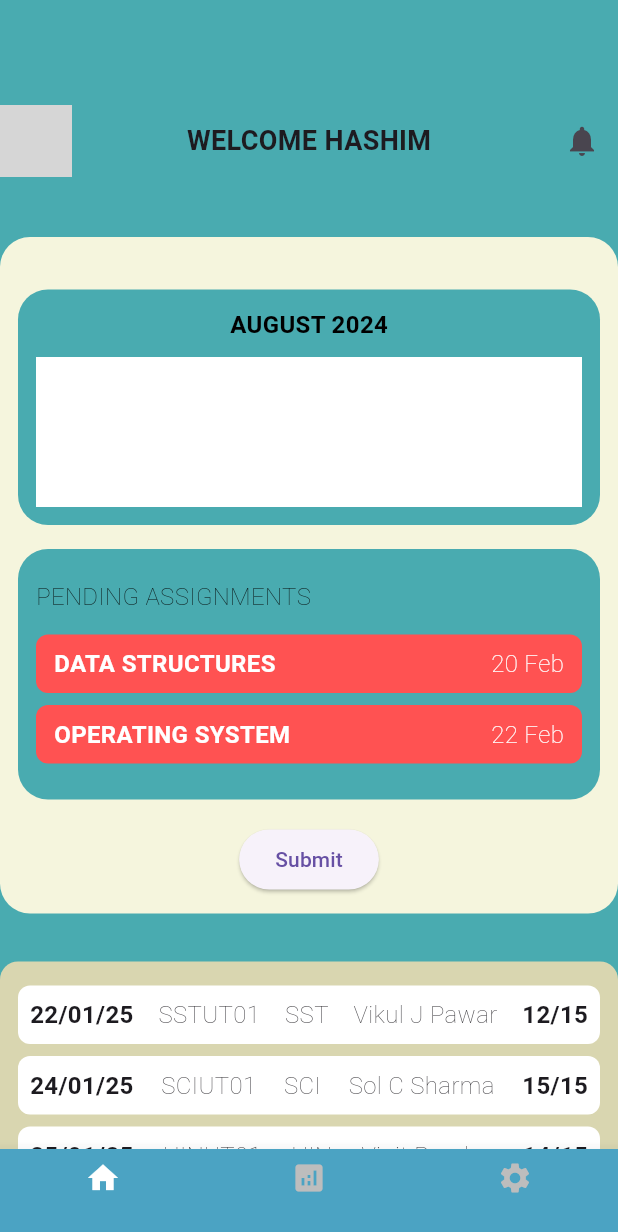
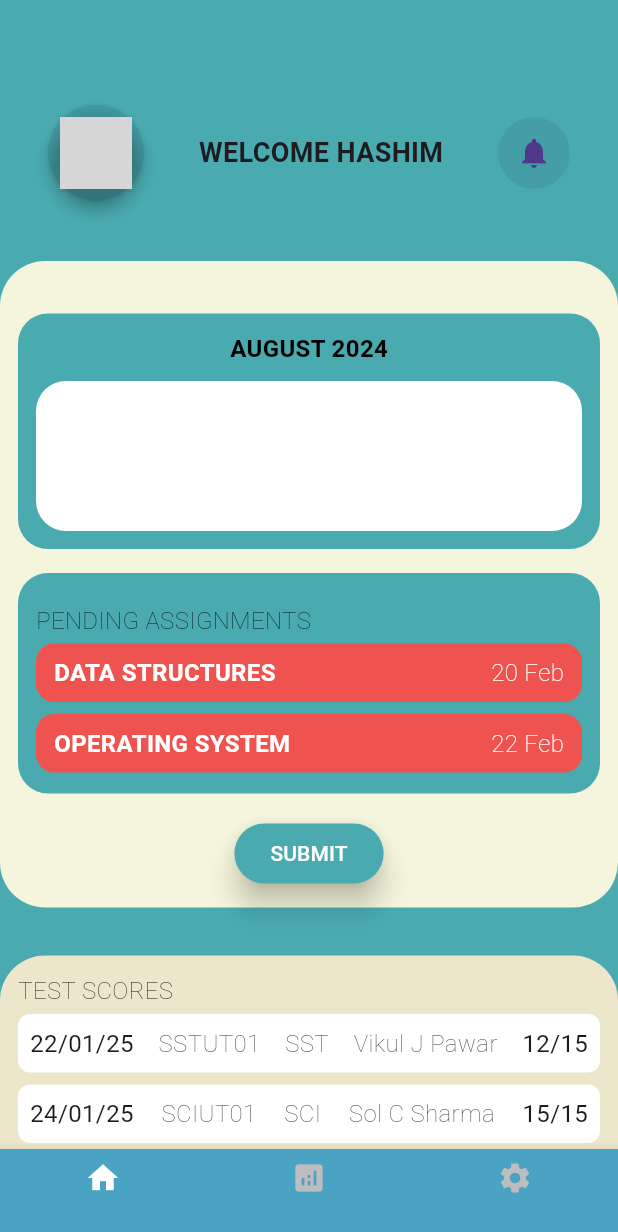
Before and after one commit to ayanfarooque/gdgsc-25, a Flutter app: the screen it shows after launch, on a phone screen of 412 x 824 dp. Shown: the top 1232 px of the screen. Run offline on Flutter 3.47's test engine with Material 3 defaults, Android fonts, the light colour scheme and no system bars; Roboto replaces fonts that are missing (CustomFont); grey boxes are pictures that could not be loaded.

Commit message:
home page

```diff
--- /dev/null
+++ b/mobile_app/lib/assets/components/header.dart
@@ -0,0 +1,61 @@
+import 'package:flutter/material.dart';
+
+class Header extends StatelessWidget {
+  final VoidCallback onProfileTap;
+  final VoidCallback onNotificationTap;
+  final String profileImage;
+  final String welcomeText;
+
+  const Header({
+    super.key,
+    required this.onProfileTap,
+    required this.onNotificationTap,
+    required this.profileImage,
+    required this.welcomeText,
+  });
+
+  @override
+  Widget build(BuildContext context) {
+    return Padding(
+      padding: const EdgeInsets.fromLTRB(0.0, 70.0, 0.0, 0.0),
+      child: Column(
+        crossAxisAlignment: CrossAxisAlignment.start,
+        children: [
+          Padding(
+            padding: const EdgeInsets.symmetric(horizontal: 16.0),
+            child: Row(
+              mainAxisAlignment: MainAxisAlignment.spaceBetween,
+              children: [
+                ElevatedButton(
+                  onPressed: onProfileTap,
+                  style: ElevatedButton.styleFrom(
+                    shape: const CircleBorder(),
+                    padding: const EdgeInsets.all(8.0),
+                    backgroundColor: const Color.fromARGB(26, 33, 41, 79),
+                    elevation: 4,
+                  ),
+                  child: CircleAvatar(
+                    radius: 24,
+                    backgroundImage: AssetImage(profileImage),
+                  ),
+                ),
+                Text(
+                  welcomeText,
+                  style: const TextStyle(fontSize: 18, fontWeight: FontWeight.bold),
+                ),
+                CircleAvatar(
+                  radius: 24,
+                  backgroundColor: const Color.fromARGB(26, 33, 41, 79),
+                  child: IconButton(
+                    icon: const Icon(Icons.notifications),
+                    onPressed: onNotificationTap,
+                  ),
+                ),
+              ],
+            ),
+          ),
+        ],
+      ),
+    );
+  }
+}
--- a/mobile_app/lib/assets/pages/home.dart
+++ b/mobile_app/lib/assets/pages/home.dart
@@ -1,4 +1,5 @@
 import 'package:flutter/material.dart';
+import '../components/header.dart';
 //import 'package:fl_chart/fl_chart.dart';
 
 class HomePage extends StatelessWidget {
@@ -11,42 +12,40 @@ class HomePage extends StatelessWidget {
           const Color.fromARGB(255, 73, 171, 176), // Background color
       body: SingleChildScrollView(
         child: Padding(
-          padding: const EdgeInsets.fromLTRB(0.0, 70.0, 0.0, 0.0),
+          padding: const EdgeInsets.fromLTRB(0.0, 0.0, 0.0, 20.0),
           child: Column(
             crossAxisAlignment: CrossAxisAlignment.start,
             children: [
-              // Top Bar
-              Row(
-                mainAxisAlignment: MainAxisAlignment.spaceBetween,
-                children: [
-                  const CircleAvatar(
-                    radius: 24,
-                    backgroundImage: AssetImage('assets/profile.png'),
-                  ),
-                  const Text(
-                    "WELCOME HASHIM",
-                    style: TextStyle(fontSize: 18, fontWeight: FontWeight.bold),
-                  ),
-                  IconButton(
-                    icon: const Icon(Icons.notifications),
-                    onPressed: () {},
-                  ),
-                ],
+              Padding(
+                padding: const EdgeInsets.symmetric(horizontal: 16.0),
+                child:
+                    // Top Bar
+                    Header(
+                        onProfileTap: () {
+                          Navigator.pushNamed(context, '/profile');
+                        },
+                        onNotificationTap: () {
+                          Navigator.pushNamed(context, '/notifications');
+                        },
+                        profileImage: 'assets/images/image3.png',
+                        welcomeText: "WELCOME HASHIM"),
               ),
 
               const SizedBox(height: 10),
+              //main box
               Container(
                   margin: const EdgeInsets.fromLTRB(0.0, 30.0, 0.0, 0.0),
                   padding: const EdgeInsets.fromLTRB(4.0, 12.0, 4.0, 12.0),
                   decoration: BoxDecoration(
                     color: const Color.fromARGB(255, 245, 245, 221),
-                    borderRadius: BorderRadius.circular(20),
+                    borderRadius: BorderRadius.circular(30),
                   ),
                   child: Column(
                     children: [
                       const SizedBox(
                         height: 15,
                       ),
+                      //calender
                       Container(
                         margin: EdgeInsets.all(8.0),
                         padding: const EdgeInsets.all(12),
@@ -65,17 +64,21 @@ class HomePage extends StatelessWidget {
                             ),
                             const SizedBox(height: 10),
                             Container(
+                              decoration: BoxDecoration(
+                                color: Colors.white,
+                                borderRadius: BorderRadius.circular(20),
+                              ),
                               height: 100,
-                              color:
-                                  Colors.white, // Placeholder for the calendar
+                              // Placeholder for the calendar
                             ),
                           ],
                         ),
                       ),
+                      //pending assignments
                       Container(
                         margin: const EdgeInsets.all(8.0),
                         padding:
-                            const EdgeInsets.fromLTRB(12.0, 20.0, 12.0, 20.0),
+                            const EdgeInsets.fromLTRB(12.0, 20.0, 12.0, 10.0),
                         decoration: BoxDecoration(
                           color: const Color(0xFF49ABB0),
                           borderRadius: BorderRadius.circular(20),
@@ -90,7 +93,6 @@ class HomePage extends StatelessWidget {
                                   fontWeight: FontWeight.w100,
                                   color: Colors.black),
                             ),
-                            const SizedBox(height: 10),
                             ListView(
                               shrinkWrap: true,
                               children: [
@@ -104,7 +106,13 @@ class HomePage extends StatelessWidget {
                       const SizedBox(height: 8),
                       ElevatedButton(
                         onPressed: () {},
-                        child: const Text("Submit"),
+                        style: ElevatedButton.styleFrom(
+                          backgroundColor: const Color(0xFF49ABB0),
+                          elevation: 8,
+                          shadowColor: Colors.black,
+                        ),
+                        child: const Text("SUBMIT",
+                            style: TextStyle(color: Colors.white)),
                       ),
                     ],
                   )),
@@ -144,21 +152,35 @@ class HomePage extends StatelessWidget {
               Container(
                 padding: const EdgeInsets.all(12),
                 decoration: BoxDecoration(
-                  color: const Color(0xFFD9D6B0),
-                  borderRadius: BorderRadius.circular(12),
+                  color: const Color.fromARGB(255, 236, 231, 202),
+                  borderRadius: BorderRadius.circular(30),
                 ),
                 child: Column(
+                  crossAxisAlignment: CrossAxisAlignment.start,
                   children: [
+                    const Text(
+                      "TEST SCORES",
+                      style: TextStyle(
+                          fontSize: 16,
+                          fontWeight: FontWeight.w100,
+                          color: Colors.black),
+                    ),
                     _scoreTile(
                         "22/01/25", "SSTUT01", "SST", "Vikul J Pawar", "12/15"),
                     _scoreTile(
                         "24/01/25", "SCIUT01", "SCI", "Sol C Sharma", "15/15"),
                     _scoreTile(
                         "25/01/25", "HINUT01", "HIN", "Vinit Pandey", "14/15"),
-                    const SizedBox(height: 8),
+                    const SizedBox(height: 12),
                     ElevatedButton(
                       onPressed: () {},
-                      child: const Text("VIEW ALL"),
+                      style: ElevatedButton.styleFrom(
+                        backgroundColor: const Color(0xFF49ABB0),
+                        elevation: 8,
+                        shadowColor: Colors.black,
+                      ),
+                      child: const Text("VIEW ALL",
+                          style: TextStyle(color: Colors.white)),
                     ),
                   ],
                 ),
@@ -188,8 +210,8 @@ class HomePage extends StatelessWidget {
       child: Container(
         padding: const EdgeInsets.symmetric(horizontal: 12, vertical: 8),
         decoration: BoxDecoration(
-          color: Colors.redAccent,
-          borderRadius: BorderRadius.circular(8),
+          color: const Color(0xFFEF5350),
+          borderRadius: BorderRadius.circular(12),
         ),
         child: Row(
           mainAxisAlignment: MainAxisAlignment.spaceBetween,
@@ -217,11 +239,11 @@ class HomePage extends StatelessWidget {
         child: Row(
           mainAxisAlignment: MainAxisAlignment.spaceBetween,
           children: [
-            Text(date, style: const TextStyle(fontWeight: FontWeight.bold)),
+            Text(date, style: const TextStyle(fontWeight: FontWeight.normal)),
             Text(id),
             Text(subject),
             Text(teacher),
-            Text(marks, style: const TextStyle(fontWeight: FontWeight.bold)),
+            Text(marks, style: const TextStyle(fontWeight: FontWeight.normal)),
           ],
         ),
       ),
```
Also changed, not shown: mobile_app/lib/assets/images/image3.png (added).
